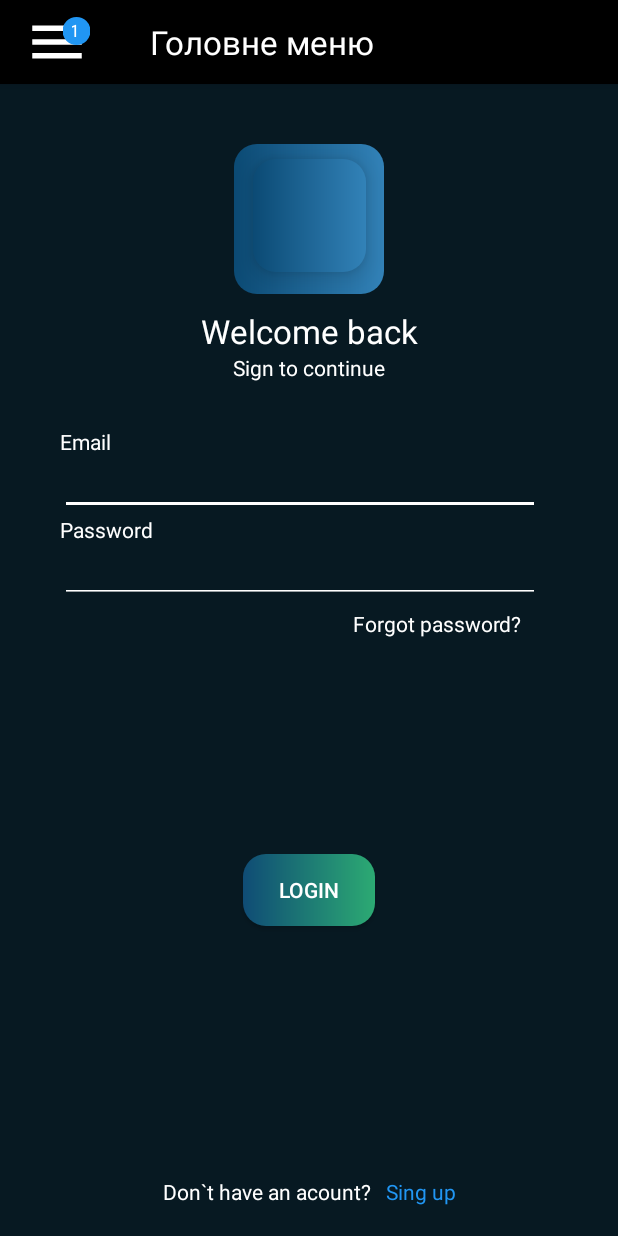
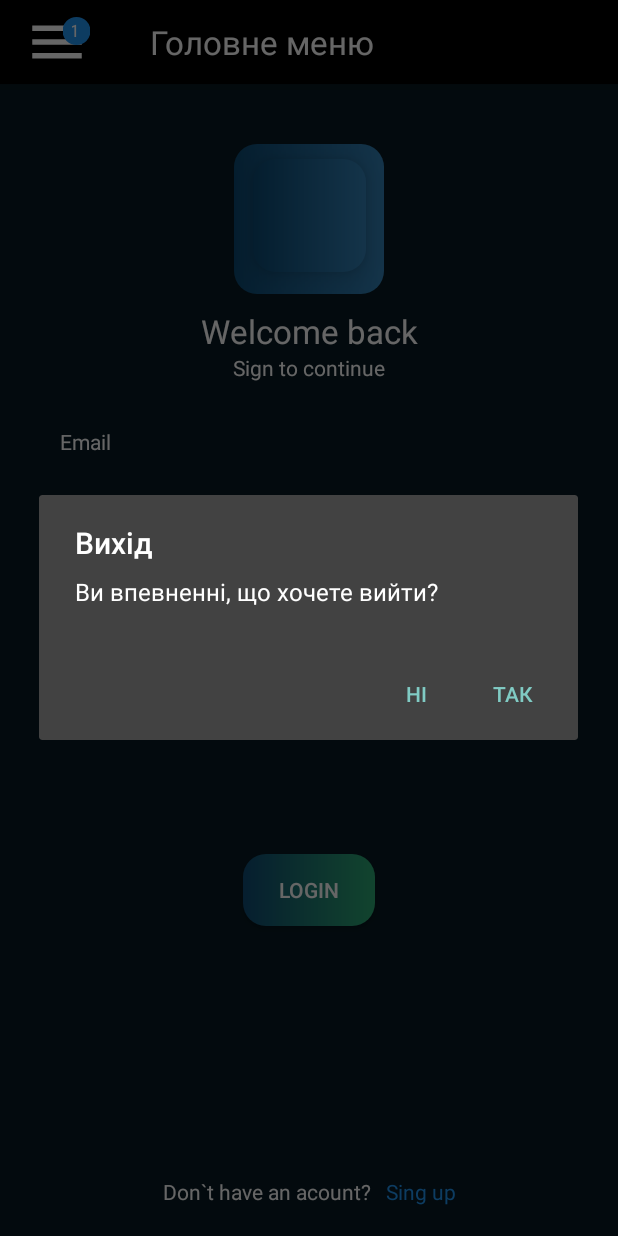
Before and after one commit to valick18/Android, an Android app: the screen it shows after launch (MainActivity), after a tap on "Вихід", on a phone screen of 412 x 824 dp. Run offline under Robolectric (Android 15) with nearby library versions, the phone set to English and light mode, and no system bars; our stand-ins replace navigation-ui; 1 other tap on this screen came first.

Commit message:
Exit button - working

```diff
--- /dev/null
+++ b/Food/app/src/main/java/Fragments/ExitFragment.java
@@ -0,0 +1,25 @@
+package Fragments;
+
+import android.content.DialogInterface;
+import android.os.Bundle;
+import android.view.LayoutInflater;
+import android.view.View;
+import android.view.ViewGroup;
+
+import androidx.appcompat.app.AlertDialog;
+import androidx.fragment.app.Fragment;
+
+import com.example.food.R;
+
+public class ExitFragment extends Fragment {
+
+    @Override
+    public View onCreateView(LayoutInflater inflater, ViewGroup container, Bundle savedInstanceState) {
+      AlertDialog.Builder alertDialog = new AlertDialog.Builder(getActivity());
+        alertDialog.setTitle("Вихід");
+        alertDialog.setMessage("Ви впевненні, що хочете вийти?");
+        alertDialog.setCancelable(true).setPositiveButton("Так", (dialogConfirm, index)-> System.exit(0));
+        alertDialog.setNegativeButton("Ні", (cancelDialog,ind)-> cancelDialog.cancel()).create().show();
+        return inflater.inflate(R.layout.fragment_login, container, false);
+    }
+}
--- a/Food/app/src/main/res/menu/drawer_menu.xml
+++ b/Food/app/src/main/res/menu/drawer_menu.xml
@@ -17,6 +17,7 @@
     <item android:title="------"></item>
     <item android:id="@+id/settingsFragment"
     android:title="Налаштування"/>
-    <item android:title="Вихід"/>
+    <item android:id="@+id/exitFragment"
+        android:title="Вихід"/>
 
 </menu>
--- a/Food/app/src/main/res/navigation/routes.xml
+++ b/Food/app/src/main/res/navigation/routes.xml
@@ -58,4 +58,8 @@
         android:id="@+id/fragmentCreateAcc"
         android:name="com.example.food.FragmentCreateAcc"
         android:label="FragmentCreateAcc" />
+    <fragment
+        android:id="@+id/exitFragment"
+        android:name="Fragments.ExitFragment"
+        android:label="ExitFragment" />
 </navigation>
```
